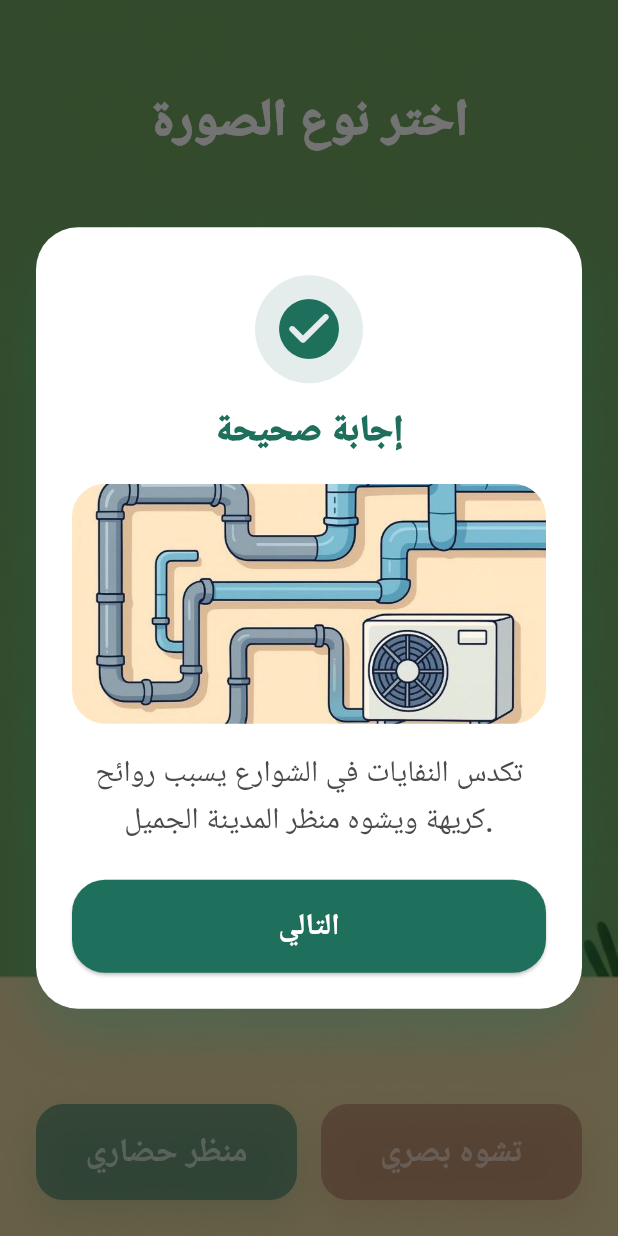
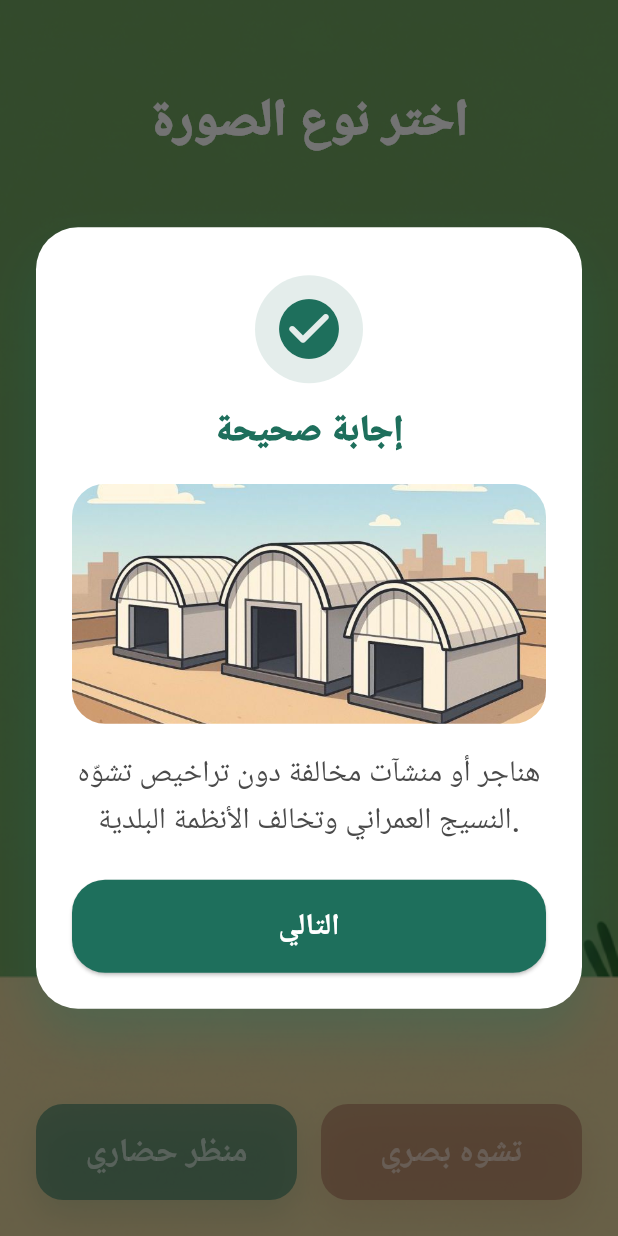
Before and after one commit to MostafaGamal84/Game, a Flutter app: the LevelOnePhotoScreen screen opened directly, after a tap on "تشوه بصري", on a phone screen of 412 x 824 dp. Run offline on Flutter 3.47's test engine with Material 3 defaults, Android fonts, the phone set to English and light mode, and no system bars; our stand-ins replace audioplayers, google_fonts; missing offline and left inert: game; Roboto replaces fonts that are missing (Tajawal).

Commit message:
رلبيل

```diff
--- a/lib/screens/level_completion_screen.dart
+++ b/lib/screens/level_completion_screen.dart
@@ -42,7 +42,7 @@ class LevelCompletionScreen extends StatelessWidget {
                         style: ElevatedButton.styleFrom(
                           backgroundColor: const Color(0xFF1E6F5C),
                           foregroundColor: Colors.white,
-                          padding: const EdgeInsets.symmetric(vertical: 18),
+                          padding: const EdgeInsets.symmetric(vertical: 12),
                           shape: RoundedRectangleBorder(
                             borderRadius: BorderRadius.circular(28),
                           ),
@@ -61,7 +61,7 @@ class LevelCompletionScreen extends StatelessWidget {
                         },
                         label: const Padding(
                           padding: EdgeInsets.only(right: 8.0),
-                          child: Text('العودة للشاشة الرئيسية'),
+                          child: Text('انهاء المستوى'),
                         ),
                       ),
                     ),
--- a/lib/screens/level_one_photo_screen.dart
+++ b/lib/screens/level_one_photo_screen.dart
@@ -1,3 +1,4 @@
+import 'dart:math';
 import 'package:flutter/material.dart';
 
 import 'level_completion_screen.dart';
@@ -10,81 +11,122 @@ class LevelOnePhotoScreen extends StatefulWidget {
 }
 
 class _LevelOnePhotoScreenState extends State<LevelOnePhotoScreen> {
-  static const List<PhotoQuestion> _questions = [
+  /// الأساس: بنحدد المسارات + التصنيف فقط (من غير وصف ثابت)
+  static const List<PhotoQuestion> _base = [
+    // سيّئ
     PhotoQuestion(
-      assetPath: 'assets/images/LevelOne/bad1.jpg',
+      assetPath: 'assets/images/LevelOne/bad1.jpg', // تمديدات التكييفات
       category: PhotoCategory.visualPollution,
-      description: 'تكدس النفايات في الشوارع يسبب روائح كريهة ويشوه منظر المدينة الجميل.',
+      description: '', // سنملأه ديناميكياً
     ),
     PhotoQuestion(
-      assetPath: 'assets/images/LevelOne/bad2.jpg',
+      assetPath: 'assets/images/LevelOne/bad2.jpg', // سيارات تالفة
       category: PhotoCategory.visualPollution,
-      description: 'الكتابة العشوائية على الجدران تقلل من جمالية المكان وتؤثر على سلوك الزوار.',
+      description: '',
     ),
     PhotoQuestion(
-      assetPath: 'assets/images/LevelOne/bad3.jpg',
+      assetPath: 'assets/images/LevelOne/bad3.jpg', // مخلفات البناء
       category: PhotoCategory.visualPollution,
-      description: 'الأسلاك المعلقة بشكل غير منظم قد تكون خطيرة وتظهر الحي بمظهر غير مرتب.',
+      description: '',
     ),
     PhotoQuestion(
-      assetPath: 'assets/images/LevelOne/bad4.jpg',
+      assetPath: 'assets/images/LevelOne/bad4.jpg', // أطباق الأقمار
       category: PhotoCategory.visualPollution,
-      description: 'إلقاء المخلفات بجانب الحاويات يعيق المارة ويؤثر على الصحة العامة.',
+      description: '',
     ),
     PhotoQuestion(
-      assetPath: 'assets/images/LevelOne/bad5.jpg',
+      assetPath: 'assets/images/LevelOne/bad5.jpg', // هناجر مخالفة
       category: PhotoCategory.visualPollution,
-      description: 'إهمال الحدائق العامة وتركها دون رعاية يقلل من نصيبنا من المساحات الخضراء.',
+      description: '',
+    ),
+
+    // جيّد
+    PhotoQuestion(
+      assetPath: 'assets/images/LevelOne/good1.jpg', // نظافة الأماكن العامة والحدائق
+      category: PhotoCategory.civilizedView,
+      description: '',
     ),
     PhotoQuestion(
-      assetPath: 'assets/images/LevelOne/good1.jpg',
+      assetPath: 'assets/images/LevelOne/good2.jpg', // تناسق ألوان الواجهات
       category: PhotoCategory.civilizedView,
-      description: 'تنسيق النباتات والزهور بألوان مختلفة يمنح المكان حياةً وراحةً للنظر.',
+      description: '',
     ),
     PhotoQuestion(
-      assetPath: 'assets/images/LevelOne/good2.jpg',
+      assetPath: 'assets/images/LevelOne/good3.jpg', // أطفال ينظفون الحديقة
       category: PhotoCategory.civilizedView,
-      description: 'تنظيم المقاعد في الحدائق يساعد الجميع على الاستمتاع بالهواء الطلق براحة.',
+      description: '',
     ),
     PhotoQuestion(
-      assetPath: 'assets/images/LevelOne/good3.jpg',
+      assetPath: 'assets/images/LevelOne/good4.jpg', // إزالة النفايات في المكان المخصص
       category: PhotoCategory.civilizedView,
-      description: 'وجود مسارات للمشاة والدراجات يجعل التنقل آمناً ويشجع على ممارسة الرياضة.',
+      description: '',
     ),
     PhotoQuestion(
-      assetPath: 'assets/images/LevelOne/good4.jpg',
+      assetPath: 'assets/images/LevelOne/good5.jpg', // منظَر حضاري مرتب/حديقة مُعتنى بها
       category: PhotoCategory.civilizedView,
-      description: 'المباني النظيفة والمصممة بعناية تعكس اهتمام السكان بمدينتهم.',
-    ),
-    PhotoQuestion(
-      assetPath: 'assets/images/LevelOne/good5.jpg',
-      category: PhotoCategory.civilizedView,
-      description: 'توفير مساحات للعب الأطفال يجعل الحي أكثر حيوية وسعادة للعائلات.',
+      description: '',
     ),
   ];
+
+  /// أوصاف مناسبة لكل صورة حسب المسار الذي ذكرتَه
+  static const Map<String, String> _descriptionsByAsset = {
+    // سيّئ (تشوّه بصري)
+    'assets/images/LevelOne/bad1.jpg':
+        'تمديدات أجهزة التكييف الظاهرة والعشوائية تشوّه واجهات المباني وتعرّض السكان للخطر عند التسرب أو السقوط.',
+    'assets/images/LevelOne/bad2.jpg':
+        'السيارات التالفة والمتروكة في الشوارع تشغل الأرصفة وتعيق الحركة وتُعد منظراً غير حضاري.',
+    'assets/images/LevelOne/bad3.jpg':
+        'مخلفات البناء والركام الملقى في غير أماكنه يعرّض المارة للأذى ويشوّه المشهد العام.',
+    'assets/images/LevelOne/bad4.jpg':
+        'أطباق الأقمار الصناعية المركّبة بشكل عشوائي على الواجهات والأسطح تسبب فوضى بصرية وقد تؤثر على السلامة.',
+    'assets/images/LevelOne/bad5.jpg':
+        'هناجر أو منشآت مخالفة دون تراخيص تشوّه النسيج العمراني وتخالف الأنظمة البلدية.',
+
+    // جيّد (منظر حضاري)
+    'assets/images/LevelOne/good1.jpg':
+        'نظافة الحدائق والأماكن العامة تمنح الجميع مساحة آمنة وجميلة للاسترخاء واللعب.',
+    'assets/images/LevelOne/good2.jpg':
+        'تناسق ألوان واجهات المباني يخلق منظراً حضارياً متّحداً يريح العين ويعكس الذوق العام.',
+    'assets/images/LevelOne/good3.jpg':
+        'مشاركة الأطفال في تنظيف الحديقة سلوك إيجابي يغرس قيمة المحافظة على البيئة منذ الصغر.',
+    'assets/images/LevelOne/good4.jpg':
+        'التخلّص من النفايات في الحاويات المخصّصة يحافظ على نظافة الشوارع ويمنع الروائح والحشرات.',
+    'assets/images/LevelOne/good5.jpg':
+        'اعتناء المجتمع بالمساحات الخضراء وتنظيمها يرفع جودة الحياة ويزيد جمال الحي.',
+  };
+
+  /// القائمة التي سنعرضها بعد إضافة الأوصاف وخلط الترتيب
+  late final List<PhotoQuestion> _questions;
 
   int _currentIndex = 0;
   bool? _isAnswerCorrect;
   bool _showFeedback = false;
 
+  @override
+  void initState() {
+    super.initState();
+    // جهّز القائمة بالأوصاف الصحيحة لكل عنصر
+    final filled = _base.map((q) {
+      final desc = _descriptionsByAsset[q.assetPath] ?? '';
+      return PhotoQuestion(
+        assetPath: q.assetPath,
+        category: q.category,
+        description: desc,
+      );
+    }).toList();
+
+    // اعمل Shuffle عشوائي كل مرة تفتح فيها الشاشة
+    final rng = Random(DateTime.now().millisecondsSinceEpoch);
+    filled.shuffle(rng);
+    _questions = filled;
+  }
+
   PhotoQuestion get _currentQuestion => _questions[_currentIndex];
-
   String get _currentImage => _currentQuestion.assetPath;
-
   bool get _isLastQuestion => _currentIndex == _questions.length - 1;
 
-  void _showNextImage() {
-    setState(() {
-      _currentIndex = (_currentIndex + 1) % _questions.length;
-      _isAnswerCorrect = null;
-      _showFeedback = false;
-    });
-  }
-
   void _onAnswerSelected(PhotoCategory category) {
-    if (_showFeedback) {
-      return;
-    }
+    if (_showFeedback) return;
 
     final isCorrect = category == _currentQuestion.category;
     setState(() {
@@ -96,13 +138,10 @@ class _LevelOnePhotoScreenState extends State<LevelOnePhotoScreen> {
   void _handleNextQuestion() {
     if (_isLastQuestion) {
       Navigator.of(context).pushReplacement(
-        MaterialPageRoute(
-          builder: (_) => const LevelCompletionScreen(),
-        ),
+        MaterialPageRoute(builder: (_) => const LevelCompletionScreen()),
       );
       return;
     }
-
     setState(() {
       _currentIndex += 1;
       _isAnswerCorrect = null;
@@ -118,10 +157,7 @@ class _LevelOnePhotoScreenState extends State<LevelOnePhotoScreen> {
       body: Stack(
         fit: StackFit.expand,
         children: [
-          Image.asset(
-            'assets/images/levelBackground.png',
-            fit: BoxFit.cover,
-          ),
+          Image.asset('assets/images/levelBackground.png', fit: BoxFit.cover),
           SafeArea(
             child: Directionality(
               textDirection: TextDirection.rtl,
@@ -130,19 +166,6 @@ class _LevelOnePhotoScreenState extends State<LevelOnePhotoScreen> {
                 child: Column(
                   crossAxisAlignment: CrossAxisAlignment.stretch,
                   children: [
-                    Row(
-                      mainAxisAlignment: MainAxisAlignment.spaceBetween,
-                      children: [
-                        // _IconCircleButton(
-                        //   icon: Icons.arrow_back_ios_new_rounded,
-                        //   onPressed: () => Navigator.of(context).pop(),
-                        // ),
-                        // _IconCircleButton(
-                        //   icon: Icons.refresh_rounded,
-                        //   onPressed: _showNextImage,
-                        // ),
-                      ],
-                    ),
                     const SizedBox(height: 36),
                     Text(
                       'اختر نوع الصورة',
@@ -188,9 +211,7 @@ class _LevelOnePhotoScreenState extends State<LevelOnePhotoScreen> {
                             textColor: const Color(0xFFF7E7DC),
                             onPressed: _showFeedback
                                 ? null
-                                : () => _onAnswerSelected(
-                                      PhotoCategory.visualPollution,
-                                    ),
+                                : () => _onAnswerSelected(PhotoCategory.visualPollution),
                           ),
                         ),
                         const SizedBox(width: 16),
@@ -201,9 +222,7 @@ class _LevelOnePhotoScreenState extends State<LevelOnePhotoScreen> {
                             textColor: const Color(0xFFEAF5EE),
                             onPressed: _showFeedback
                                 ? null
-                                : () => _onAnswerSelected(
-                                      PhotoCategory.civilizedView,
-                                    ),
+                                : () => _onAnswerSelected(PhotoCategory.civilizedView),
                           ),
                         ),
                       ],
@@ -213,6 +232,8 @@ class _LevelOnePhotoScreenState extends State<LevelOnePhotoScreen> {
               ),
             ),
           ),
+
+          // طبقة التغذية الراجعة
           if (_showFeedback && _isAnswerCorrect != null)
             _AnswerFeedbackOverlay(
               question: _currentQuestion,
@@ -244,10 +265,7 @@ class PhotoQuestion {
   final String description;
 }
 
-enum PhotoCategory {
-  visualPollution,
-  civilizedView,
-}
+enum PhotoCategory { visualPollution, civilizedView }
 
 class _AnswerFeedbackOverlay extends StatelessWidget {
   const _AnswerFeedbackOverlay({
@@ -268,12 +286,13 @@ class _AnswerFeedbackOverlay extends StatelessWidget {
   Widget build(BuildContext context) {
     final theme = Theme.of(context);
     final textTheme = theme.textTheme;
-    final Color accentColor = isCorrect ? const Color(0xFF1E6F5C) : const Color(0xFFA8443D);
-    final IconData icon = isCorrect ? Icons.check_circle_rounded : Icons.close_rounded;
+    final Color accentColor =
+        isCorrect ? const Color(0xFF1E6F5C) : const Color(0xFFA8443D);
+    final IconData icon =
+        isCorrect ? Icons.check_circle_rounded : Icons.close_rounded;
     final String title = isCorrect ? 'إجابة صحيحة' : 'إجابة خاطئة';
-    final String buttonLabel = isCorrect
-        ? (isLastQuestion ? 'إنهاء' : 'التالي')
-        : 'حاول مجدداً';
+    final String buttonLabel =
+        isCorrect ? (isLastQuestion ? 'إنهاء' : 'التالي') : 'حاول مجدداً';
 
     return Positioned.fill(
       child: Container(
@@ -304,11 +323,7 @@ class _AnswerFeedbackOverlay extends StatelessWidget {
                       shape: BoxShape.circle,
                     ),
                     padding: const EdgeInsets.all(12),
-                    child: Icon(
-                      icon,
-                      color: accentColor,
-                      size: 48,
-                    ),
+                    child: Icon(icon, color: accentColor, size: 48),
                   ),
                   const SizedBox(height: 16),
                   Text(
@@ -332,7 +347,7 @@ class _AnswerFeedbackOverlay extends StatelessWidget {
                   Text(
                     isCorrect
                         ? question.description
-                        : 'فكر مرة أخرى ولاحظ تفاصيل الصورة لتحديد الاختيار الصحيح.',
+                        : 'فكّر مرة أخرى ولاحظ تفاصيل الصورة لتحديد الاختيار الصحيح.',
                     textAlign: TextAlign.center,
                     style: textTheme.titleMedium?.copyWith(
                       fontSize: 20,
@@ -363,36 +378,6 @@ class _AnswerFeedbackOverlay extends StatelessWidget {
                 ],
               ),
             ),
-          ),
-        ),
-      ),
-    );
-  }
-}
-
-class _IconCircleButton extends StatelessWidget {
-  const _IconCircleButton({
-    required this.icon,
-    required this.onPressed,
-  });
-
-  final IconData icon;
-  final VoidCallback onPressed;
-
-  @override
-  Widget build(BuildContext context) {
-    return Material(
-      color: Colors.white.withOpacity(0.18),
-      shape: const CircleBorder(),
-      child: InkWell(
-        customBorder: const CircleBorder(),
-        onTap: onPressed,
-        child: Padding(
-          padding: const EdgeInsets.all(10.0),
-          child: Icon(
-            icon,
-            color: Colors.white,
-            size: 24,
           ),
         ),
       ),
--- a/pubspec.yaml
+++ b/pubspec.yaml
@@ -1,4 +1,4 @@
-name: game
+name: said_alakhtha
 description: "A new Flutter project."
 # The following line prevents the package from being accidentally published to
 # pub.dev using `flutter pub publish`. This is preferred for private packages.
@@ -97,6 +97,7 @@ flutter:
     - assets/images/LevelThree/wrong6.png
     - assets/images/LevelThree/correct7.png
     - assets/images/LevelThree/wrong7.png
+    - assets/images/LevelThree/sad.jpg
     - assets/images/finish.png
   # To add assets to your application, add an assets section, like this:
   # assets:
```
Also changed, not shown: lib/screens/level_one_screen.dart (+7 -5 lines), lib/screens/level_selection_screen.dart (+11 -22 lines), lib/screens/level_three_game_screen.dart (+84 -83 lines), lib/screens/level_three_intro_screen.dart (+15 -7 lines), lib/screens/level_two_intro_screen.dart (+16 -8 lines), lib/screens/start_screen.dart (+15 -14 lines), assets/images/LevelThree/correct1.png, assets/images/LevelThree/wrong1.png, 2 other files.
